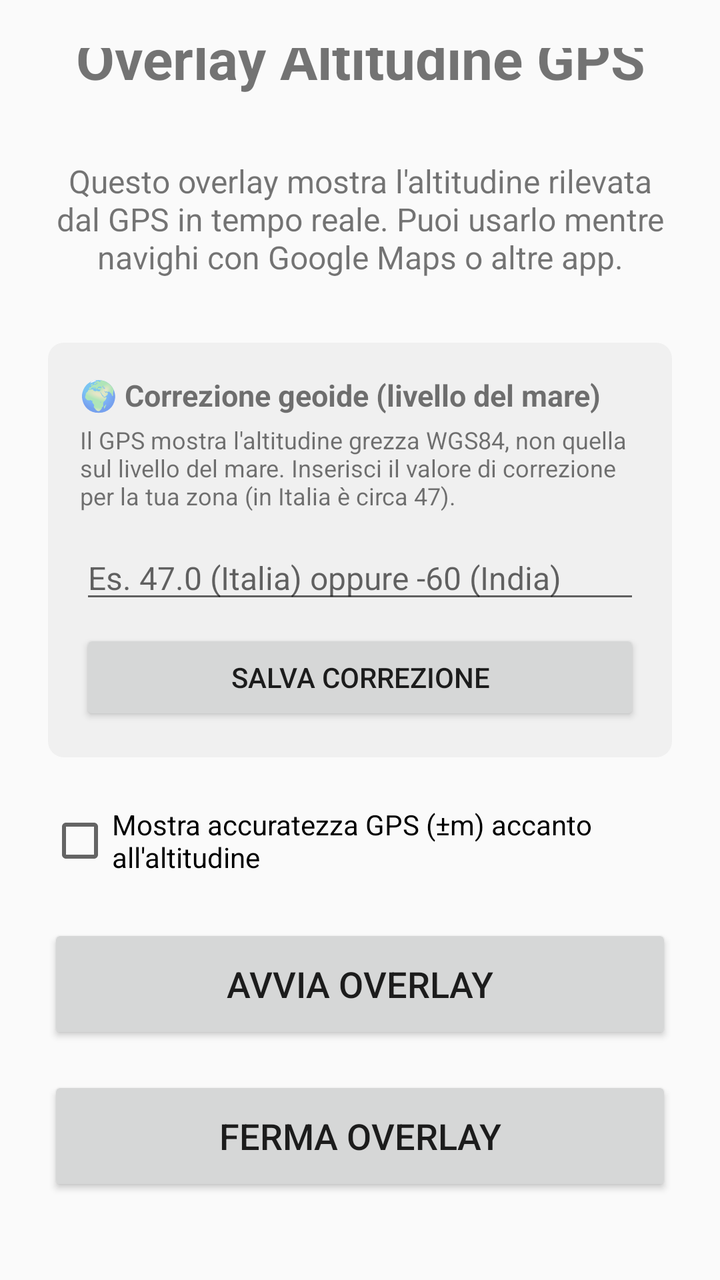
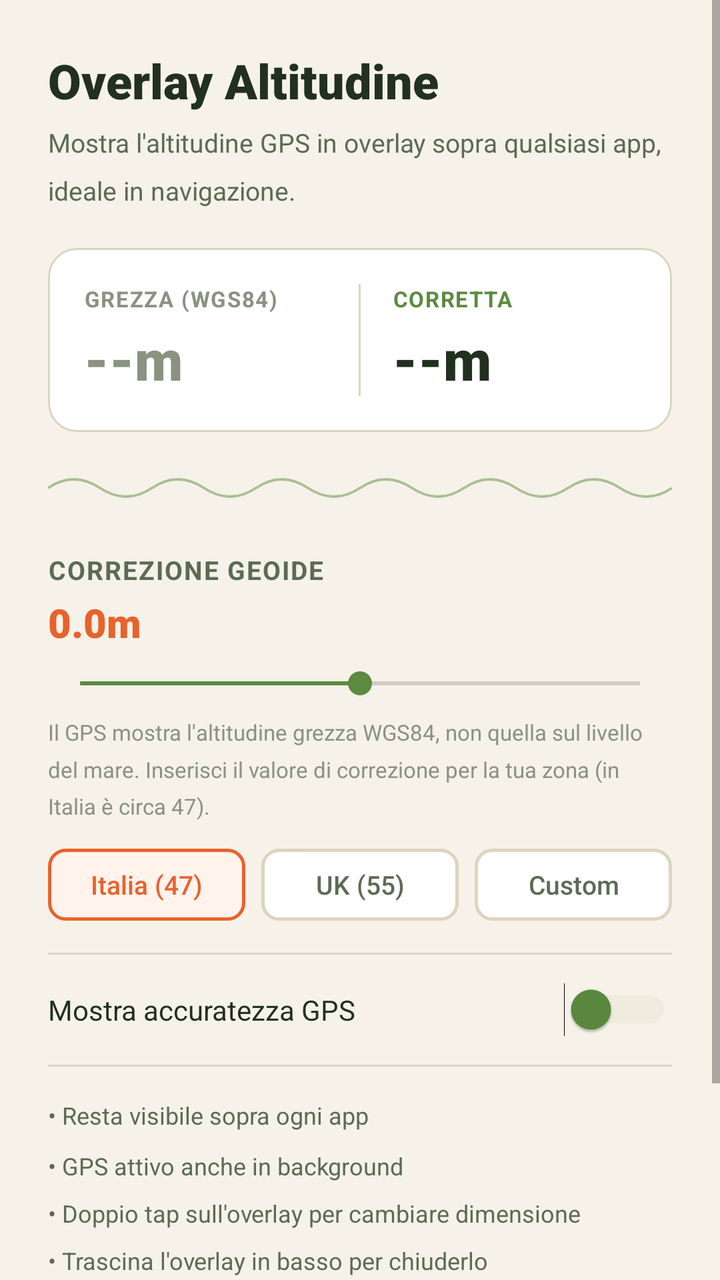

Before-and-after screenshots of an Android layout around one commit, followed by the original layout XML and the change that was made.
<!-- AndroidManifest.xml: application theme Theme.AltitudeOverlay -->
<!-- res/layout/activity_main.xml -->
<?xml version="1.0" encoding="utf-8"?>
<LinearLayout xmlns:android="http://schemas.android.com/apk/res/android"
    android:layout_width="match_parent"
    android:layout_height="match_parent"
    android:orientation="vertical"
    android:gravity="center"
    android:padding="24dp">

    <TextView
        android:layout_width="match_parent"
        android:layout_height="wrap_content"
        android:text="Overlay Altitudine GPS"
        android:textSize="28sp"
        android:textStyle="bold"
        android:gravity="center"
        android:layout_marginBottom="32dp" />

    <TextView
        android:layout_width="match_parent"
        android:layout_height="wrap_content"
        android:text="Questo overlay mostra l'altitudine rilevata dal GPS in tempo reale. Puoi usarlo mentre navighi con Google Maps o altre app."
        android:textSize="16sp"
        android:gravity="center"
        android:layout_marginBottom="32dp" />

    <LinearLayout
        android:layout_width="match_parent"
        android:layout_height="wrap_content"
        android:orientation="vertical"
        android:padding="16dp"
        android:layout_marginBottom="24dp"
        android:background="@drawable/info_background">

        <TextView
            android:layout_width="match_parent"
            android:layout_height="wrap_content"
            android:text="🌍 Correzione geoide (livello del mare)"
            android:textSize="15sp"
            android:textStyle="bold"
            android:layout_marginBottom="4dp" />

        <TextView
            android:layout_width="match_parent"
            android:layout_height="wrap_content"
            android:text="Il GPS mostra l'altitudine grezza WGS84, non quella sul livello del mare. Inserisci il valore di correzione per la tua zona (in Italia è circa 47)."
            android:textSize="12sp"
            android:layout_marginBottom="12dp" />

        <EditText
            android:id="@+id/edit_geoid_correction"
            android:layout_width="match_parent"
            android:layout_height="wrap_content"
            android:inputType="numberDecimal|numberSigned"
            android:hint="Es. 47.0 (Italia) oppure -60 (India)"
            android:textSize="16sp"
            android:layout_marginBottom="8dp" />

        <Button
            android:id="@+id/btn_save_correction"
            android:layout_width="match_parent"
            android:layout_height="48dp"
            android:text="Salva correzione"
            android:textSize="14sp" />

    </LinearLayout>

    <CheckBox
        android:id="@+id/checkbox_show_accuracy"
        android:layout_width="match_parent"
        android:layout_height="wrap_content"
        android:text="Mostra accuratezza GPS (±m) accanto all'altitudine"
        android:textSize="14sp"
        android:layout_marginBottom="24dp" />

    <Button
        android:id="@+id/btn_start"
        android:layout_width="match_parent"
        android:layout_height="60dp"
        android:text="Avvia Overlay"
        android:textSize="18sp"
        android:layout_marginBottom="16dp" />

    <Button
        android:id="@+id/btn_stop"
        android:layout_width="match_parent"
        android:layout_height="60dp"
        android:text="Ferma Overlay"
        android:textSize="18sp" />

    <LinearLayout
        android:layout_width="match_parent"
        android:layout_height="wrap_content"
        android:orientation="vertical"
        android:layout_marginTop="32dp"
        android:padding="16dp"
        android:background="@drawable/info_background">

        <TextView
            android:layout_width="match_parent"
            android:layout_height="wrap_content"
            android:text="ℹ️ Informazioni"
            android:textSize="16sp"
            android:textStyle="bold"
            android:layout_marginBottom="8dp" />

        <TextView
            android:layout_width="match_parent"
            android:layout_height="wrap_content"
            android:text="• L'overlay rimarrà sempre visibile\n• GPS attivo anche in background\n• L'accuratezza dipende dalla ricezione GPS\n• Usa il modo 'Alta Accuratezza' per migliori risultati"
            android:textSize="14sp"
            android:lineSpacingMultiplier="1.5" />

    </LinearLayout>

</LinearLayout>
<!-- resources referenced by this layout -->
<resources>
  <!-- drawable info_background (drawable) -->
  <?xml version="1.0" encoding="utf-8"?>
  <shape xmlns:android="http://schemas.android.com/apk/res/android">
      <solid android:color="#F0F0F0" />
      <corners android:radius="8dp" />
  </shape>
  <style name="Theme.AltitudeOverlay" parent="Theme.AppCompat.Light.DarkActionBar">
          <item name="colorPrimary">@color/purple_500</item>
          <item name="colorPrimaryVariant">@color/purple_700</item>
          <item name="colorSecondary">@color/teal_200</item>
          <item name="colorSecondaryVariant">@color/teal_700</item>
          <item name="colorError">@color/red_500</item>
          <item name="colorOnPrimary">@color/white</item>
          <item name="colorOnSecondary">@color/black</item>
          <item name="colorOnError">@color/white</item>
          <item name="colorOnBackground">@color/black</item>
          <item name="colorOnSurface">@color/black</item>
      </style>
  <color name="purple_500">#FF6200EE</color>
  <color name="purple_700">#FF3700B3</color>
  <color name="teal_200">#FF03DAC5</color>
  <color name="teal_700">#FF018786</color>
  <color name="red_500">#FFFF0000</color>
  <color name="white">#FFFFFFFF</color>
  <color name="black">#FF000000</color>
</resources>

<!-- the commit's change to res/layout/activity_main.xml (unified diff, before → after) -->
@@ -1,115 +1,291 @@
 <?xml version="1.0" encoding="utf-8"?>
-<LinearLayout xmlns:android="http://schemas.android.com/apk/res/android"
+<ScrollView xmlns:android="http://schemas.android.com/apk/res/android"
     android:layout_width="match_parent"
     android:layout_height="match_parent"
-    android:orientation="vertical"
-    android:gravity="center"
-    android:padding="24dp">
-
-    <TextView
-        android:layout_width="match_parent"
-        android:layout_height="wrap_content"
-        android:text="Overlay Altitudine GPS"
-        android:textSize="28sp"
-        android:textStyle="bold"
-        android:gravity="center"
-        android:layout_marginBottom="32dp" />
-
-    <TextView
-        android:layout_width="match_parent"
-        android:layout_height="wrap_content"
-        android:text="Questo overlay mostra l'altitudine rilevata dal GPS in tempo reale. Puoi usarlo mentre navighi con Google Maps o altre app."
-        android:textSize="16sp"
-        android:gravity="center"
-        android:layout_marginBottom="32dp" />
+    android:background="@color/trail_background"
+    android:fillViewport="true">
 
     <LinearLayout
         android:layout_width="match_parent"
         android:layout_height="wrap_content"
         android:orientation="vertical"
-        android:padding="16dp"
-        android:layout_marginBottom="24dp"
-        android:background="@drawable/info_background">
-
-        <TextView
-            android:layout_width="match_parent"
-            android:layout_height="wrap_content"
-            android:text="🌍 Correzione geoide (livello del mare)"
-            android:textSize="15sp"
+        android:padding="24dp">
+
+        
+        <TextView
+            android:layout_width="match_parent"
+            android:layout_height="wrap_content"
+            android:text="Overlay Altitudine"
+            android:textSize="24sp"
             android:textStyle="bold"
+            android:fontFamily="sans-serif-black"
+            android:textColor="@color/trail_text_primary"
+            android:layout_marginBottom="6dp" />
+
+        
+        <TextView
+            android:layout_width="match_parent"
+            android:layout_height="wrap_content"
+            android:text="Mostra l'altitudine GPS in overlay sopra qualsiasi app, ideale in navigazione."
+            android:textSize="13sp"
+            android:textColor="@color/trail_text_secondary"
+            android:lineSpacingMultiplier="1.5"
+            android:layout_marginBottom="20dp" />
+
+        
+        <LinearLayout
+            android:layout_width="match_parent"
+            android:layout_height="wrap_content"
+            android:orientation="horizontal"
+            android:background="@drawable/bg_card_white"
+            android:padding="18dp"
+            android:layout_marginBottom="16dp">
+
+            
+            <LinearLayout
+                android:layout_width="0dp"
+                android:layout_height="wrap_content"
+                android:layout_weight="1"
+                android:orientation="vertical">
+
+                <TextView
+                    android:layout_width="wrap_content"
+                    android:layout_height="wrap_content"
+                    android:text="GREZZA (WGS84)"
+                    android:textSize="11sp"
+                    android:textStyle="bold"
+                    android:textColor="@color/trail_text_hint"
+                    android:letterSpacing="0.05"
+                    android:layout_marginBottom="4dp" />
+
+                <TextView
+                    android:id="@+id/text_raw_altitude"
+                    android:layout_width="wrap_content"
+                    android:layout_height="wrap_content"
+                    android:text="--m"
+                    android:textSize="28sp"
+                    android:textStyle="bold"
+                    android:fontFamily="sans-serif-black"
+                    android:textColor="@color/trail_text_hint" />
+
+            </LinearLayout>
+
+            
+            <View
+                android:layout_width="1dp"
+                android:layout_height="match_parent"
+                android:background="@color/trail_border"
+                android:layout_marginStart="16dp"
+                android:layout_marginEnd="16dp" />
+
+            
+            <LinearLayout
+                android:layout_width="0dp"
+                android:layout_height="wrap_content"
+                android:layout_weight="1"
+                android:orientation="vertical">
+
+                <TextView
+                    android:layout_width="wrap_content"
+                    android:layout_height="wrap_content"
+                    android:text="CORRETTA"
+                    android:textSize="11sp"
+                    android:textStyle="bold"
+                    android:textColor="@color/trail_green"
+                    android:letterSpacing="0.05"
+                    android:layout_marginBottom="4dp" />
+
+                <TextView
+                    android:id="@+id/text_corrected_altitude"
+                    android:layout_width="wrap_content"
+                    android:layout_height="wrap_content"
+                    android:text="--m"
+                    android:textSize="28sp"
+                    android:textStyle="bold"
+                    android:fontFamily="sans-serif-black"
+                    android:textColor="@color/trail_text_primary" />
+
+            </LinearLayout>
+
+        </LinearLayout>
+
+        
+        <ImageView
+            android:layout_width="match_parent"
+            android:layout_height="24dp"
+            android:src="@drawable/ic_wavy_line"
+            android:layout_marginBottom="20dp"
+            android:contentDescription="@null" />
+
+        
+        <TextView
+            android:layout_width="wrap_content"
+            android:layout_height="wrap_content"
+            android:text="CORREZIONE GEOIDE"
+            android:textSize="13sp"
+            android:textStyle="bold"
+            android:textColor="@color/trail_text_secondary"
+            android:letterSpacing="0.05"
             android:layout_marginBottom="4dp" />
 
         <TextView
+            android:id="@+id/text_correction_value"
+            android:layout_width="wrap_content"
+            android:layout_height="wrap_content"
+            android:text="0.0m"
+            android:textSize="20sp"
+            android:textStyle="bold"
+            android:fontFamily="sans-serif-black"
+            android:textColor="@color/trail_orange"
+            android:layout_marginBottom="8dp" />
+
+        
+        <SeekBar
+            android:id="@+id/seekbar_correction"
+            android:layout_width="match_parent"
+            android:layout_height="wrap_content"
+            android:max="200"
+            android:progress="100"
+            android:progressTint="@color/trail_green"
+            android:thumbTint="@color/trail_green"
+            android:layout_marginBottom="8dp" />
+
+        <TextView
             android:layout_width="match_parent"
             android:layout_height="wrap_content"
             android:text="Il GPS mostra l'altitudine grezza WGS84, non quella sul livello del mare. Inserisci il valore di correzione per la tua zona (in Italia è circa 47)."
-            android:textSize="12sp"
-            android:layout_marginBottom="12dp" />
-
-        <EditText
-            android:id="@+id/edit_geoid_correction"
-            android:layout_width="match_parent"
-            android:layout_height="wrap_content"
-            android:inputType="numberDecimal|numberSigned"
-            android:hint="Es. 47.0 (Italia) oppure -60 (India)"
+            android:textSize="11sp"
+            android:textColor="@color/trail_text_hint"
+            android:lineSpacingMultiplier="1.4"
+            android:layout_marginBottom="14dp" />
+
+        
+        <LinearLayout
+            android:layout_width="match_parent"
+            android:layout_height="wrap_content"
+            android:orientation="horizontal"
+            android:layout_marginBottom="8dp">
+
+            <Button
+                android:id="@+id/btn_preset_italia"
+                android:layout_width="0dp"
+                android:layout_height="36dp"
+                android:layout_weight="1"
+                android:layout_marginEnd="8dp"
+                android:text="Italia (47)"
+                android:textSize="13sp"
+                android:textAllCaps="false"
+                android:background="@drawable/bg_preset_selected"
+                android:textColor="@color/trail_orange"
+                android:insetTop="0dp"
+                android:insetBottom="0dp"
+                android:stateListAnimator="@null" />
+
+            <Button
+                android:id="@+id/btn_preset_uk"
+                android:layout_width="0dp"
+                android:layout_height="36dp"
+                android:layout_weight="1"
+                android:layout_marginEnd="8dp"
+                android:text="UK (55)"
+                android:textSize="13sp"
+                android:textAllCaps="false"
+                android:background="@drawable/bg_preset_unselected"
+                android:textColor="@color/trail_text_secondary"
+                android:insetTop="0dp"
+                android:insetBottom="0dp"
+                android:stateListAnimator="@null" />
+
+            <Button
+                android:id="@+id/btn_preset_custom"
+                android:layout_width="0dp"
+                android:layout_height="36dp"
+                android:layout_weight="1"
+                android:text="Custom"
+                android:textSize="13sp"
+                android:textAllCaps="false"
+                android:background="@drawable/bg_preset_unselected"
+                android:textColor="@color/trail_text_secondary"
+                android:insetTop="0dp"
+                android:insetBottom="0dp"
+                android:stateListAnimator="@null" />
+
+        </LinearLayout>
+
+        
+        <View
+            android:layout_width="match_parent"
+            android:layout_height="1dp"
+            android:background="@color/trail_border"
+            android:layout_marginTop="8dp" />
+
+        <LinearLayout
+            android:layout_width="match_parent"
+            android:layout_height="wrap_content"
+            android:orientation="horizontal"
+            android:gravity="center_vertical"
+            android:paddingTop="14dp"
+            android:paddingBottom="14dp">
+
+            <TextView
+                android:layout_width="0dp"
+                android:layout_height="wrap_content"
+                android:layout_weight="1"
+                android:text="Mostra accuratezza GPS"
+                android:textSize="14sp"
+                android:textColor="@color/trail_text_primary" />
+
+            <Switch
+                android:id="@+id/switch_show_accuracy"
+                android:layout_width="wrap_content"
+                android:layout_height="wrap_content"
+                android:thumbTint="@color/trail_green"
+                android:trackTint="@color/trail_border" />
+
+        </LinearLayout>
+
+        
+        <View
+            android:layout_width="match_parent"
+            android:layout_height="1dp"
+            android:background="@color/trail_border" />
+
+        <LinearLayout
+            android:layout_width="match_parent"
+            android:layout_height="wrap_content"
+            android:orientation="vertical"
+            android:paddingTop="16dp"
+            android:paddingBottom="16dp">
+
+            <TextView
+                android:layout_width="match_parent"
+                android:layout_height="wrap_content"
+                android:text="• Resta visibile sopra ogni app\n• GPS attivo anche in background\n• Doppio tap sull'overlay per cambiare dimensione\n• Trascina l'overlay in basso per chiuderlo"
+                android:textSize="12sp"
+                android:textColor="@color/trail_text_secondary"
+                android:lineSpacingMultiplier="1.7" />
+
+        </LinearLayout>
+
+        
+        <View
+            android:layout_width="match_parent"
+            android:layout_height="20dp" />
+
+        
+        <Button
+            android:id="@+id/btn_start"
+            android:layout_width="match_parent"
+            android:layout_height="58dp"
+            android:text="Avvia Overlay"
             android:textSize="16sp"
-            android:layout_marginBottom="8dp" />
-
-        <Button
-            android:id="@+id/btn_save_correction"
-            android:layout_width="match_parent"
-            android:layout_height="48dp"
-            android:text="Salva correzione"
-            android:textSize="14sp" />
+            android:textStyle="normal"
+            android:textAllCaps="false"
+            android:textColor="#FFFFFF"
+            android:background="@drawable/bg_pill_button"
+            android:elevation="8dp"
+            android:stateListAnimator="@null" />
 
     </LinearLayout>
 
-    <CheckBox
-        android:id="@+id/checkbox_show_accuracy"
-        android:layout_width="match_parent"
-        android:layout_height="wrap_content"
-        android:text="Mostra accuratezza GPS (±m) accanto all'altitudine"
-        android:textSize="14sp"
-        android:layout_marginBottom="24dp" />
-
-    <Button
-        android:id="@+id/btn_start"
-        android:layout_width="match_parent"
-        android:layout_height="60dp"
-        android:text="Avvia Overlay"
-        android:textSize="18sp"
-        android:layout_marginBottom="16dp" />
-
-    <Button
-        android:id="@+id/btn_stop"
-        android:layout_width="match_parent"
-        android:layout_height="60dp"
-        android:text="Ferma Overlay"
-        android:textSize="18sp" />
-
-    <LinearLayout
-        android:layout_width="match_parent"
-        android:layout_height="wrap_content"
-        android:orientation="vertical"
-        android:layout_marginTop="32dp"
-        android:padding="16dp"
-        android:background="@drawable/info_background">
-
-        <TextView
-            android:layout_width="match_parent"
-            android:layout_height="wrap_content"
-            android:text="ℹ️ Informazioni"
-            android:textSize="16sp"
-            android:textStyle="bold"
-            android:layout_marginBottom="8dp" />
-
-        <TextView
-            android:layout_width="match_parent"
-            android:layout_height="wrap_content"
-            android:text="• L'overlay rimarrà sempre visibile\n• GPS attivo anche in background\n• L'accuratezza dipende dalla ricezione GPS\n• Usa il modo 'Alta Accuratezza' per migliori risultati"
-            android:textSize="14sp"
-            android:lineSpacingMultiplier="1.5" />
-
-    </LinearLayout>
-
-</LinearLayout>
+</ScrollView>
<!-- resource entries referenced after the edit -->
@@ -1,29 +1,66 @@
 <!-- resources referenced by this layout -->
 <resources>
-  <!-- drawable info_background (drawable) -->
+  <color name="trail_background">#F6F2E9</color>
+  <color name="trail_border">#DDD4C0</color>
+  <color name="trail_green">#5C8A3F</color>
+  <color name="trail_orange">#E8622C</color>
+  <color name="trail_text_hint">#8A9280</color>
+  <color name="trail_text_primary">#22301F</color>
+  <color name="trail_text_secondary">#5C6B53</color>
+  <!-- drawable bg_card_white (drawable) -->
   <?xml version="1.0" encoding="utf-8"?>
   <shape xmlns:android="http://schemas.android.com/apk/res/android">
-      <solid android:color="#F0F0F0" />
+      <solid android:color="@color/trail_card_white" />
+      <corners android:radius="14dp" />
+      <stroke android:width="1dp" android:color="@color/trail_border" />
+  </shape>
+  <!-- drawable bg_pill_button (drawable) -->
+  <?xml version="1.0" encoding="utf-8"?>
+  <shape xmlns:android="http://schemas.android.com/apk/res/android">
+      <solid android:color="@color/trail_orange" />
+      <corners android:radius="29dp" />
+  </shape>
+  <!-- drawable bg_preset_selected (drawable) -->
+  <?xml version="1.0" encoding="utf-8"?>
+  <shape xmlns:android="http://schemas.android.com/apk/res/android">
+      <solid android:color="@color/trail_orange_bg" />
       <corners android:radius="8dp" />
+      <stroke android:width="1.5dp" android:color="@color/trail_orange" />
   </shape>
-  <style name="Theme.AltitudeOverlay" parent="Theme.AppCompat.Light.DarkActionBar">
-          <item name="colorPrimary">@color/purple_500</item>
-          <item name="colorPrimaryVariant">@color/purple_700</item>
-          <item name="colorSecondary">@color/teal_200</item>
-          <item name="colorSecondaryVariant">@color/teal_700</item>
-          <item name="colorError">@color/red_500</item>
-          <item name="colorOnPrimary">@color/white</item>
-          <item name="colorOnSecondary">@color/black</item>
-          <item name="colorOnError">@color/white</item>
-          <item name="colorOnBackground">@color/black</item>
-          <item name="colorOnSurface">@color/black</item>
+  <!-- drawable bg_preset_unselected (drawable) -->
+  <?xml version="1.0" encoding="utf-8"?>
+  <shape xmlns:android="http://schemas.android.com/apk/res/android">
+      <solid android:color="@color/trail_card_white" />
+      <corners android:radius="8dp" />
+      <stroke android:width="1.5dp" android:color="@color/trail_border" />
+  </shape>
+  <!-- drawable ic_wavy_line (drawable) -->
+  <vector xmlns:android="http://schemas.android.com/apk/res/android"
+      android:width="360dp"
+      android:height="24dp"
+      android:viewportWidth="360"
+      android:viewportHeight="24">
+      <path
+          android:pathData="M0,12 Q15,2 30,12 T60,12 T90,12 T120,12 T150,12 T180,12 T210,12 T240,12 T270,12 T300,12 T330,12 T360,12"
+          android:strokeColor="#7A9B5E"
+          android:strokeWidth="1.5"
+          android:strokeAlpha="0.6"
+          android:fillColor="#00000000" />
+  </vector>
+  <style name="Theme.AltitudeOverlay" parent="Theme.AppCompat.Light.NoActionBar">
+          <item name="colorPrimary">@color/trail_orange</item>
+          <item name="colorPrimaryVariant">@color/trail_orange</item>
+          <item name="colorSecondary">@color/trail_green</item>
+          <item name="colorSecondaryVariant">@color/trail_green</item>
+          <item name="colorError">#D32F2F</item>
+          <item name="colorOnPrimary">@color/trail_card_white</item>
+          <item name="colorOnSecondary">@color/trail_text_primary</item>
+          <item name="colorOnError">@color/trail_card_white</item>
+          <item name="colorOnBackground">@color/trail_text_primary</item>
+          <item name="colorOnSurface">@color/trail_text_primary</item>
+          <item name="android:windowBackground">@color/trail_background</item>
       </style>
-  <color name="purple_500">#FF6200EE</color>
-  <color name="purple_700">#FF3700B3</color>
-  <color name="teal_200">#FF03DAC5</color>
-  <color name="teal_700">#FF018786</color>
-  <color name="red_500">#FFFF0000</color>
-  <color name="white">#FFFFFFFF</color>
-  <color name="black">#FF000000</color>
+  <color name="trail_card_white">#FFFFFF</color>
+  <color name="trail_orange_bg">#FFF3EC</color>
 </resources>
 
